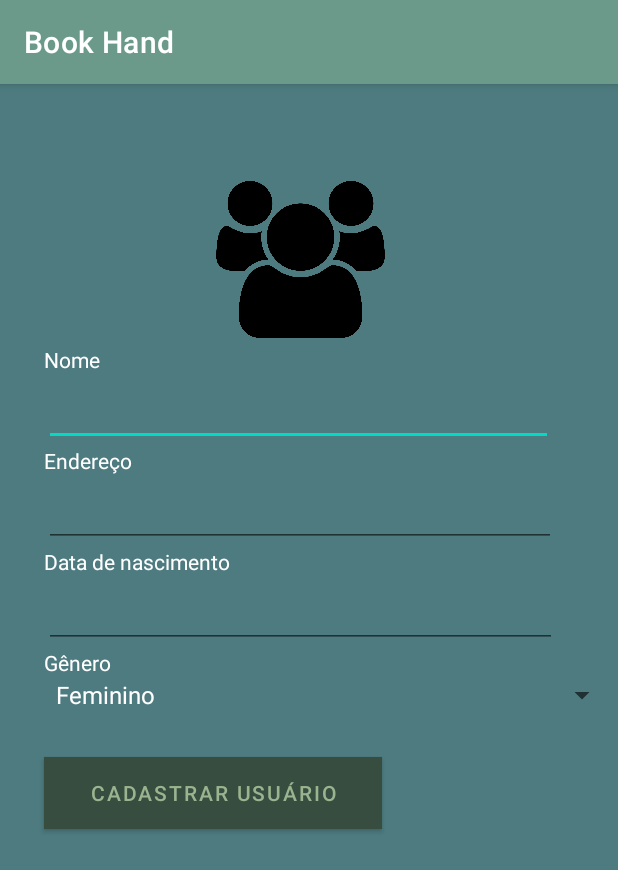
After one commit to evandroLutz/AppAndroidExampleFragments, an Android app: the fragment CadastraFragment shown on its own in the app's theme, on a phone screen of 412 x 824 dp. The commit adds this screen. Shown: the top 870 px of the screen. Run offline under Robolectric (Android 15) with nearby library versions, the phone set to English and light mode, and no system bars.

Commit message:
WIP inclui fragmento cadastrar e icone home

```diff
--- a/app/build.gradle
+++ b/app/build.gradle
@@ -39,6 +39,7 @@ dependencies {
     implementation 'androidx.lifecycle:lifecycle-viewmodel-ktx:2.3.1'
     implementation 'androidx.navigation:navigation-fragment:2.3.5'
     implementation 'androidx.navigation:navigation-ui:2.3.5'
+    implementation 'androidx.legacy:legacy-support-v4:1.0.0'
     testImplementation 'junit:junit:4.+'
     androidTestImplementation 'androidx.test.ext:junit:1.1.3'
     androidTestImplementation 'androidx.test.espresso:espresso-core:3.4.0'
--- a/app/src/main/java/com/example/entrega3/MainActivity.java
+++ b/app/src/main/java/com/example/entrega3/MainActivity.java
@@ -44,7 +44,7 @@ public class MainActivity extends AppCompatActivity {
         // Passing each menu ID as a set of Ids because each
         // menu should be considered as top level destinations.
         mAppBarConfiguration = new AppBarConfiguration.Builder(
-                R.id.nav_home, R.id.nav_gallery, R.id.nav_slideshow)
+                R.id.nav_home, R.id.nav_gallery, R.id.nav_slideshow, R.id.nav_cadastrar )
                 .setOpenableLayout(drawer)
                 .build();
         NavController navController = Navigation.findNavController(this, R.id.nav_host_fragment_content_main);
--- /dev/null
+++ b/app/src/main/java/com/example/entrega3/ui/cadastra/CadastraFragment.java
@@ -0,0 +1,66 @@
+package com.example.entrega3.ui.cadastra;
+
+import android.os.Bundle;
+
+import androidx.fragment.app.Fragment;
+
+import android.view.LayoutInflater;
+import android.view.View;
+import android.view.ViewGroup;
+
+import com.example.entrega3.R;
+
+/**
+ * A simple {@link Fragment} subclass.
+ * Use the {@link CadastraFragment#newInstance} factory method to
+ * create an instance of this fragment.
+ */
+public class CadastraFragment extends Fragment {
+
+    // TODO: Rename parameter arguments, choose names that match
+    // the fragment initialization parameters, e.g. ARG_ITEM_NUMBER
+    private static final String ARG_PARAM1 = "param1";
+    private static final String ARG_PARAM2 = "param2";
+
+    // TODO: Rename and change types of parameters
+    private String mParam1;
+    private String mParam2;
+
+    public CadastraFragment() {
+        // Required empty public constructor
+    }
+
+    /**
+     * Use this factory method to create a new instance of
+     * this fragment using the provided parameters.
+     *
+     * @param param1 Parameter 1.
+     * @param param2 Parameter 2.
+     * @return A new instance of fragment CadastraFragment.
+     */
+    // TODO: Rename and change types and number of parameters
+    public static CadastraFragment newInstance(String param1, String param2) {
+        CadastraFragment fragment = new CadastraFragment();
+        Bundle args = new Bundle();
+        args.putString(ARG_PARAM1, param1);
+        args.putString(ARG_PARAM2, param2);
+        fragment.setArguments(args);
+        return fragment;
+    }
+
+    @Override
+    public void onCreate(Bundle savedInstanceState) {
+        super.onCreate(savedInstanceState);
+        if (getArguments() != null) {
+            mParam1 = getArguments().getString(ARG_PARAM1);
+            mParam2 = getArguments().getString(ARG_PARAM2);
+        }
+    }
+
+    @Override
+    public View onCreateView(LayoutInflater inflater, ViewGroup container,
+                             Bundle savedInstanceState) {
+        // Inflate the layout for this fragment
+        return inflater.inflate(R.layout.fragment_cadastra, container, false);
+    }
+}
--- /dev/null
+++ b/app/src/main/res/layout/fragment_cadastra.xml
@@ -0,0 +1,118 @@
+<?xml version="1.0" encoding="utf-8"?>
+<FrameLayout xmlns:android="http://schemas.android.com/apk/res/android"
+    xmlns:app="http://schemas.android.com/apk/res-auto"
+    xmlns:tools="http://schemas.android.com/tools"
+    android:layout_width="match_parent"
+    android:layout_height="match_parent"
+    tools:context=".ui.cadastra.CadastraFragment">
+
+    <!-- TODO: Update blank fragment layout -->
+
+    <LinearLayout
+        android:layout_width="match_parent"
+        android:layout_height="match_parent"
+        android:background="@color/ming"
+        android:orientation="vertical">
+
+        <ImageView
+            android:id="@+id/imageView"
+            android:layout_width="250dp"
+            android:layout_height="114dp"
+            android:layout_marginStart="@dimen/linearImg"
+            android:layout_marginLeft="@dimen/linearImg"
+            android:layout_marginTop="@dimen/ItemExibeTopOne"
+            app:srcCompat="@drawable/users_icon" />
+
+        <TextView
+            android:id="@+id/nomeUsuario"
+            android:layout_width="341dp"
+            android:layout_height="wrap_content"
+            android:layout_marginStart="@dimen/linearContent"
+            android:layout_marginLeft="@dimen/linearContent"
+            android:text="@string/nomeUsuario" />
+
+        <EditText
+            android:id="@+id/editTextnomeUsuario"
+            android:layout_width="339dp"
+            android:layout_height="wrap_content"
+            android:layout_marginStart="@dimen/linearContent"
+            android:layout_marginLeft="@dimen/linearContent"
+            android:ems="10"
+            android:inputType="textPersonName"
+            android:minHeight="48dp" />
+
+        <TextView
+            android:id="@+id/enderecoUsuario"
+            android:layout_width="342dp"
+            android:layout_height="wrap_content"
+            android:layout_marginStart="@dimen/linearContent"
+            android:layout_marginLeft="@dimen/linearContent"
+            android:text="@string/enderecoUsuario" />
+
+        <EditText
+            android:id="@+id/editTextEnderecoUsuario"
+            android:layout_width="341dp"
+            android:layout_height="wrap_content"
+            android:layout_marginStart="@dimen/linearContent"
+            android:layout_marginLeft="@dimen/linearContent"
+            android:ems="10"
+            android:inputType="textPersonName"
+            android:minHeight="48dp" />
+
+        <TextView
+            android:id="@+id/dataNascUsuario"
+            android:layout_width="342dp"
+            android:layout_height="wrap_content"
+            android:layout_marginStart="@dimen/linearContent"
+            android:layout_marginLeft="@dimen/linearContent"
+            android:text="@string/dataNascUsuario" />
+
+        <EditText
+            android:id="@+id/editTextdataNascUsuario"
+            android:layout_width="342dp"
+            android:layout_height="wrap_content"
+            android:layout_marginStart="@dimen/linearContent"
+            android:layout_marginLeft="@dimen/linearContent"
+            android:ems="10"
+            android:inputType="date"
+            android:minHeight="48dp" />
+
+        <TextView
+            android:id="@+id/generoUsuario"
+            android:layout_width="344dp"
+            android:layout_height="wrap_content"
+            android:layout_marginStart="@dimen/linearContent"
+            android:layout_marginLeft="@dimen/linearContent"
+            android:text="@string/Gênero" />
+
+        <Spinner
+            android:id="@+id/spinnerGenero"
+            android:layout_width="match_parent"
+            android:layout_height="wrap_content"
+            android:layout_marginStart="@dimen/linearContent"
+            android:layout_marginLeft="@dimen/linearContent"
+            android:entries="@array/itensSpinner"
+            app:layout_constraintBottom_toBottomOf="parent"
+            app:layout_constraintStart_toStartOf="@+id/textView2"
+            app:layout_constraintTop_toBottomOf="@+id/textView2"
+            app:layout_constraintVertical_bias="0.039" />
+
+        <Button
+            android:id="@+id/btnCadUsuario"
+            android:layout_width="225dp"
+            android:layout_height="wrap_content"
+            android:layout_margin="@dimen/linearContent"
+            android:layout_marginStart="@dimen/linearContent"
+            android:layout_marginLeft="@dimen/linearContent"
+            android:layout_marginTop="@dimen/linearContent"
+            android:layout_marginEnd="@dimen/linearContent"
+            android:layout_marginRight="@dimen/linearContent"
+            android:layout_marginBottom="@dimen/linearContent"
+            android:background="@color/laurel_green"
+            android:text="@string/btnCadUsuario"
+            android:textColor="@color/laurel_green"
+            app:backgroundTint="@color/kombu_green" />
+
+    </LinearLayout>
+
+</FrameLayout>
--- a/app/src/main/res/menu/activity_main_drawer.xml
+++ b/app/src/main/res/menu/activity_main_drawer.xml
@@ -4,6 +4,10 @@
     tools:showIn="navigation_view">
 
     <group android:checkableBehavior="single">
+        <item
+            android:id="@+id/nav_home"
+            android:icon="@drawable/home"
+            android:title="Home" />
         <item
             android:id="@+id/nav_cadastrar"
             android:icon="@drawable/associete"
--- a/app/src/main/res/values/strings.xml
+++ b/app/src/main/res/values/strings.xml
@@ -15,4 +15,35 @@
     <string name="menu_sobre">Sobre</string>
     <string name="menu_slideshow">Slideshow</string>
     <string name="menu_email">evandrolutz@outlook.com</string>
+    <!-- TODO: Remove or change this placeholder text -->
+    <string name="hello_blank_fragment">Hello blank fragment</string>
+    <string name="nomeUsuario">Nome</string>
+    <string name="enderecoUsuario">Endereço</string>
+    <string name="dataNascUsuario">Data de nascimento</string>
+    <string name="btnCadUsuario">Cadastrar usuário</string>
+    <string name="btnEditarUsuario">Editar usuário</string>
+    <string name="tituloExemplar">Titulo:</string>
+    <string name="autorExemplar">Autor:</string>
+    <string name="assuntoExemplar">Assunto:</string>
+    <string name="btnCadExemplar">Cadastrar exemplar</string>
+    <string name="btnEditarExemplar">Editar exemplar</string>
+    <string name="cadastrar">Cadastrar</string>
+    <string name="editar">Editar</string>
+    <string name="excluir">Excluir</string>
+    <string name="voltar">Voltar</string>
+    <string name="Gênero">Gênero</string>
+    <string name="Id">id:</string>
+    <string name="vazio">Não há itens cadastrados.</string>
+    <string name="emprestimo">id usuario empres.</string>
+    <string name="exibindo">Exibindo:</string>
+    <string name="escolhaExemplar">Escolha um exemplar para associar a um usuário:</string>
+    <string name="associar">Associar a usuário:</string>
+    <string name="associarExemplarUsuario">Associar o exemplar</string>
+    <string name="pesquisaExemplar">Buscar Título na Web</string>
+    <string name="lido">Lido</string>
+    <string-array name="itensSpinner">
+        <item>Feminino</item>
+        <item>Masculino</item>
+        <item>Outros/Não informado</item>
+    </string-array>
 </resources>
```
Also changed, not shown: app/src/main/res/navigation/mobile_navigation.xml (+7 -0 lines), app/src/main/res/values/dimens.xml (+15 -0 lines), app/src/main/res/drawable/home.png (added).
